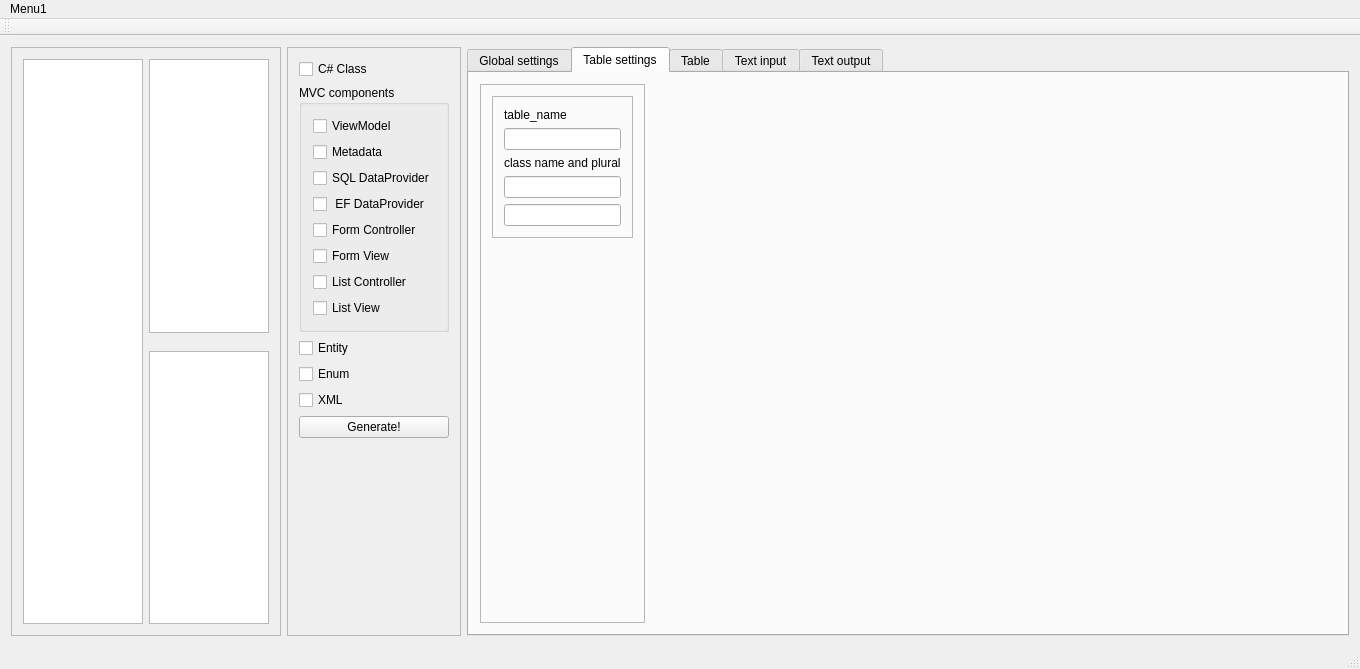
Old version of the form retek2.ui in the repository horvathzoltan/retek2.
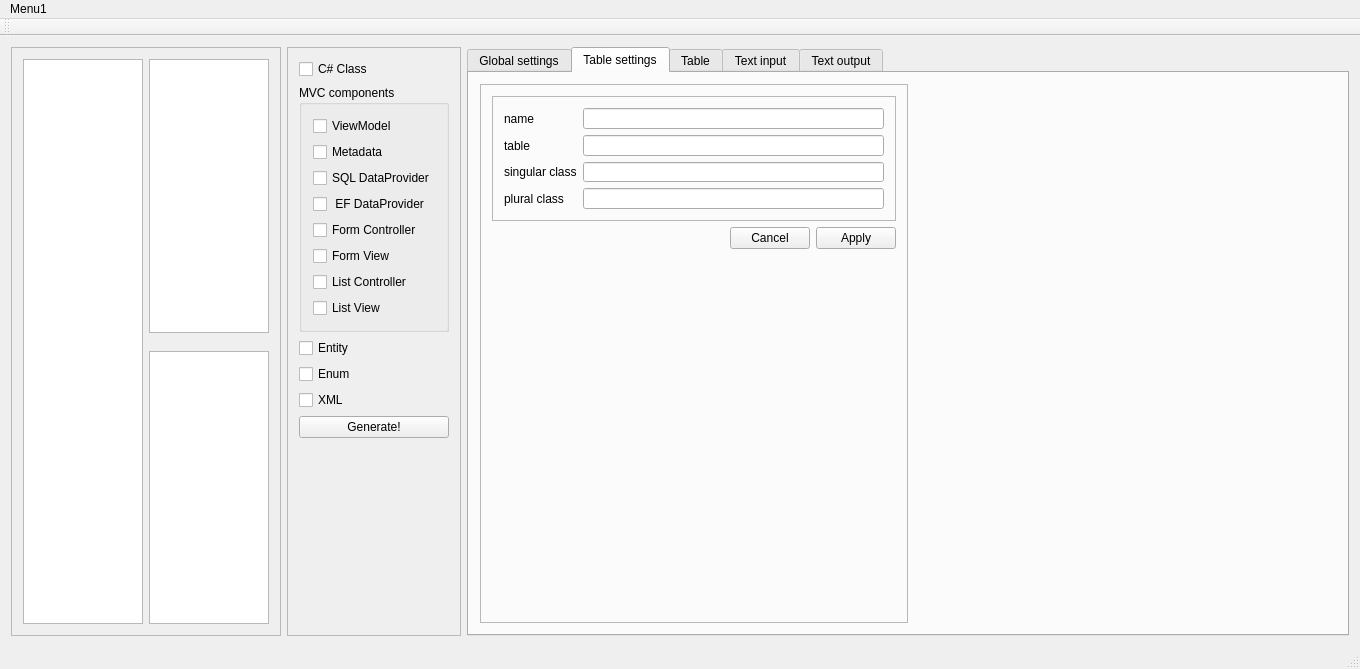
New version of the form. The open tabs and pages were chosen to show the change. Icons and pictures are not drawn.

Diff of the .ui file:
```diff
--- a/retek2.ui
+++ b/retek2.ui
@@ -790,7 +790,7 @@
         <item>
          <widget class="QFrame" name="frame_7">
           <property name="sizePolicy">
-           <sizepolicy hsizetype="Preferred" vsizetype="Expanding">
+           <sizepolicy hsizetype="Preferred" vsizetype="Preferred">
             <horstretch>0</horstretch>
             <verstretch>0</verstretch>
            </sizepolicy>
@@ -801,6 +801,12 @@
           <layout class="QVBoxLayout" name="verticalLayout_2">
            <item>
             <widget class="QFrame" name="frame_5">
+             <property name="sizePolicy">
+              <sizepolicy hsizetype="Preferred" vsizetype="Preferred">
+               <horstretch>0</horstretch>
+               <verstretch>0</verstretch>
+              </sizepolicy>
+             </property>
              <property name="minimumSize">
               <size>
                <width>0</width>
@@ -811,21 +817,30 @@
               <enum>QFrame::StyledPanel</enum>
              </property>
              <property name="frameShadow">
-              <enum>QFrame::Raised</enum>
+              <enum>QFrame::Sunken</enum>
              </property>
              <layout class="QFormLayout" name="formLayout_5">
-              <item row="1" column="0" colspan="2">
-               <widget class="QLineEdit" name="lineEdit_tablename">
+              <item row="1" column="0">
+               <widget class="QLabel" name="label">
                 <property name="sizePolicy">
-                 <sizepolicy hsizetype="Preferred" vsizetype="Fixed">
+                 <sizepolicy hsizetype="Preferred" vsizetype="Preferred">
                   <horstretch>0</horstretch>
                   <verstretch>0</verstretch>
                  </sizepolicy>
                 </property>
+                <property name="text">
+                 <string>name</string>
+                </property>
                </widget>
               </item>
-              <item row="0" column="0" colspan="2">
+              <item row="4" column="0">
                <widget class="QLabel" name="label_4">
+                <property name="sizePolicy">
+                 <sizepolicy hsizetype="Preferred" vsizetype="Preferred">
+                  <horstretch>0</horstretch>
+                  <verstretch>0</verstretch>
+                 </sizepolicy>
+                </property>
                 <property name="minimumSize">
                  <size>
                   <width>0</width>
@@ -833,46 +848,80 @@
                  </size>
                 </property>
                 <property name="text">
-                 <string>table_name</string>
+                 <string>table</string>
                 </property>
                </widget>
               </item>
-              <item row="3" column="0" colspan="2">
+              <item row="6" column="0">
+               <widget class="QLabel" name="labelConnstring_2">
+                <property name="sizePolicy">
+                 <sizepolicy hsizetype="Preferred" vsizetype="Preferred">
+                  <horstretch>0</horstretch>
+                  <verstretch>0</verstretch>
+                 </sizepolicy>
+                </property>
+                <property name="text">
+                 <string>singular class</string>
+                </property>
+               </widget>
+              </item>
+              <item row="1" column="1">
+               <widget class="QLineEdit" name="lineEdit_name">
+                <property name="sizePolicy">
+                 <sizepolicy hsizetype="Preferred" vsizetype="Preferred">
+                  <horstretch>0</horstretch>
+                  <verstretch>0</verstretch>
+                 </sizepolicy>
+                </property>
+               </widget>
+              </item>
+              <item row="4" column="1">
+               <widget class="QLineEdit" name="lineEdit_tablename">
+                <property name="sizePolicy">
+                 <sizepolicy hsizetype="Preferred" vsizetype="Preferred">
+                  <horstretch>0</horstretch>
+                  <verstretch>0</verstretch>
+                 </sizepolicy>
+                </property>
+               </widget>
+              </item>
+              <item row="6" column="1">
                <widget class="QLineEdit" name="lineEdit_classname">
                 <property name="sizePolicy">
-                 <sizepolicy hsizetype="Preferred" vsizetype="Fixed">
+                 <sizepolicy hsizetype="Preferred" vsizetype="Preferred">
                   <horstretch>0</horstretch>
                   <verstretch>0</verstretch>
                  </sizepolicy>
                 </property>
                </widget>
               </item>
-              <item row="4" column="0" colspan="2">
+              <item row="8" column="1">
                <widget class="QLineEdit" name="lineEdit_classname_plural">
                 <property name="sizePolicy">
-                 <sizepolicy hsizetype="Preferred" vsizetype="Fixed">
+                 <sizepolicy hsizetype="Preferred" vsizetype="Preferred">
                   <horstretch>0</horstretch>
                   <verstretch>0</verstretch>
                  </sizepolicy>
                 </property>
                </widget>
               </item>
-              <item row="2" column="0" colspan="2">
-               <widget class="QLabel" name="labelConnstring_2">
-                <property name="sizePolicy">
-                 <sizepolicy hsizetype="Preferred" vsizetype="Preferred">
-                  <horstretch>0</horstretch>
-                  <verstretch>0</verstretch>
-                 </sizepolicy>
-                </property>
+              <item row="8" column="0">
+               <widget class="QLabel" name="label_5">
                 <property name="text">
-                 <string>class name and plural</string>
+                 <string>plural class</string>
                 </property>
                </widget>
               </item>
              </layout>
             </widget>
            </item>
+           <item>
+            <widget class="QDialogButtonBox" name="buttonBox">
+             <property name="standardButtons">
+              <set>QDialogButtonBox::Apply|QDialogButtonBox::Cancel</set>
+             </property>
+            </widget>
+           </item>
            <item>
             <spacer name="verticalSpacer_3">
              <property name="orientation">
@@ -896,7 +945,7 @@
           </property>
           <property name="sizeHint" stdset="0">
            <size>
-            <width>40</width>
+            <width>60</width>
             <height>20</height>
            </size>
           </property>
```
Left out of the diff: 48 changed lines with no effect on the pictures.
